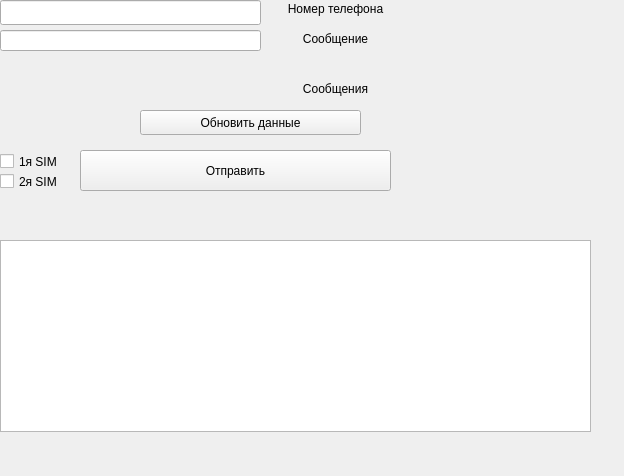
First picture: the form in smsform.ui, repository andrusha10t500/InfoPhone, before the edit.
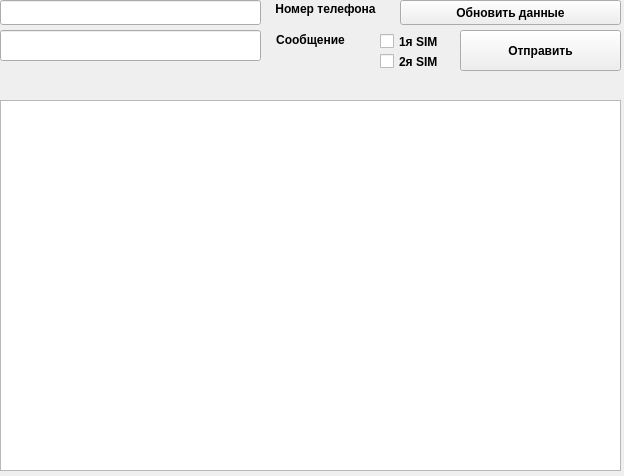
Second picture: the form after the edit.

Diff of the .ui file:
```diff
--- a/smsform.ui
+++ b/smsform.ui
@@ -32,12 +32,20 @@
   <widget class="QLabel" name="label">
    <property name="geometry">
     <rect>
-     <x>270</x>
+     <x>260</x>
      <y>0</y>
      <width>131</width>
      <height>17</height>
     </rect>
    </property>
+   <property name="font">
+    <font>
+     <family>Arial</family>
+     <weight>75</weight>
+     <italic>false</italic>
+     <bold>true</bold>
+    </font>
+   </property>
    <property name="text">
     <string>Номер телефона</string>
    </property>
@@ -53,10 +61,18 @@
     <rect>
      <x>270</x>
      <y>30</y>
-     <width>131</width>
-     <height>17</height>
+     <width>81</width>
+     <height>20</height>
     </rect>
    </property>
+   <property name="font">
+    <font>
+     <family>Arial</family>
+     <weight>75</weight>
+     <italic>false</italic>
+     <bold>true</bold>
+    </font>
+   </property>
    <property name="text">
     <string>Сообщение</string>
    </property>
@@ -70,9 +86,9 @@
   <widget class="QCheckBox" name="checkBox">
    <property name="geometry">
     <rect>
-     <x>0</x>
-     <y>150</y>
-     <width>92</width>
+     <x>380</x>
+     <y>30</y>
+     <width>71</width>
      <height>23</height>
     </rect>
    </property>
@@ -82,6 +98,14 @@
      <height>16777205</height>
     </size>
    </property>
+   <property name="font">
+    <font>
+     <family>Arial</family>
+     <weight>75</weight>
+     <italic>false</italic>
+     <bold>true</bold>
+    </font>
+   </property>
    <property name="text">
     <string>1я SIM</string>
    </property>
@@ -89,12 +113,20 @@
   <widget class="QCheckBox" name="checkBox_2">
    <property name="geometry">
     <rect>
-     <x>0</x>
-     <y>170</y>
-     <width>92</width>
+     <x>380</x>
+     <y>50</y>
+     <width>71</width>
      <height>23</height>
     </rect>
    </property>
+   <property name="font">
+    <font>
+     <family>Arial</family>
+     <weight>75</weight>
+     <italic>false</italic>
+     <bold>true</bold>
+    </font>
+   </property>
    <property name="text">
     <string>2я SIM</string>
    </property>
@@ -102,12 +134,20 @@
   <widget class="QPushButton" name="pushButton">
    <property name="geometry">
     <rect>
-     <x>80</x>
-     <y>150</y>
-     <width>311</width>
+     <x>460</x>
+     <y>30</y>
+     <width>161</width>
      <height>41</height>
     </rect>
    </property>
+   <property name="font">
+    <font>
+     <family>Arial</family>
+     <weight>75</weight>
+     <italic>false</italic>
+     <bold>true</bold>
+    </font>
+   </property>
    <property name="text">
     <string>Отправить</string>
    </property>
@@ -118,12 +158,15 @@
      <x>0</x>
      <y>30</y>
      <width>261</width>
-     <height>21</height>
+     <height>31</height>
     </rect>
    </property>
    <property name="font">
     <font>
-     <italic>true</italic>
+     <family>Arial</family>
+     <weight>50</weight>
+     <italic>false</italic>
+     <bold>false</bold>
     </font>
    </property>
    <property name="inputMethodHints">
@@ -133,44 +176,41 @@
     <set>Qt::AlignLeading|Qt::AlignLeft|Qt::AlignTop</set>
    </property>
   </widget>
-  <widget class="QLabel" name="label_3">
-   <property name="geometry">
-    <rect>
-     <x>270</x>
-     <y>80</y>
-     <width>131</width>
-     <height>17</height>
-    </rect>
-   </property>
-   <property name="text">
-    <string>Сообщения</string>
-   </property>
-   <property name="alignment">
-    <set>Qt::AlignCenter</set>
-   </property>
-   <property name="wordWrap">
-    <bool>false</bool>
-   </property>
-  </widget>
   <widget class="QTableView" name="tableView_2">
    <property name="geometry">
     <rect>
      <x>0</x>
-     <y>240</y>
-     <width>591</width>
-     <height>192</height>
+     <y>100</y>
+     <width>621</width>
+     <height>371</height>
     </rect>
    </property>
+   <property name="font">
+    <font>
+     <family>Arial</family>
+     <weight>75</weight>
+     <italic>true</italic>
+     <bold>true</bold>
+    </font>
+   </property>
   </widget>
   <widget class="QPushButton" name="pushButton_2">
    <property name="geometry">
     <rect>
-     <x>140</x>
-     <y>110</y>
+     <x>400</x>
+     <y>0</y>
      <width>221</width>
      <height>25</height>
     </rect>
    </property>
+   <property name="font">
+    <font>
+     <family>Arial</family>
+     <weight>75</weight>
+     <italic>false</italic>
+     <bold>true</bold>
+    </font>
+   </property>
    <property name="text">
     <string>Обновить данные</string>
    </property>
```
Left out of the diff: 8 changed lines with no effect on the pictures.
